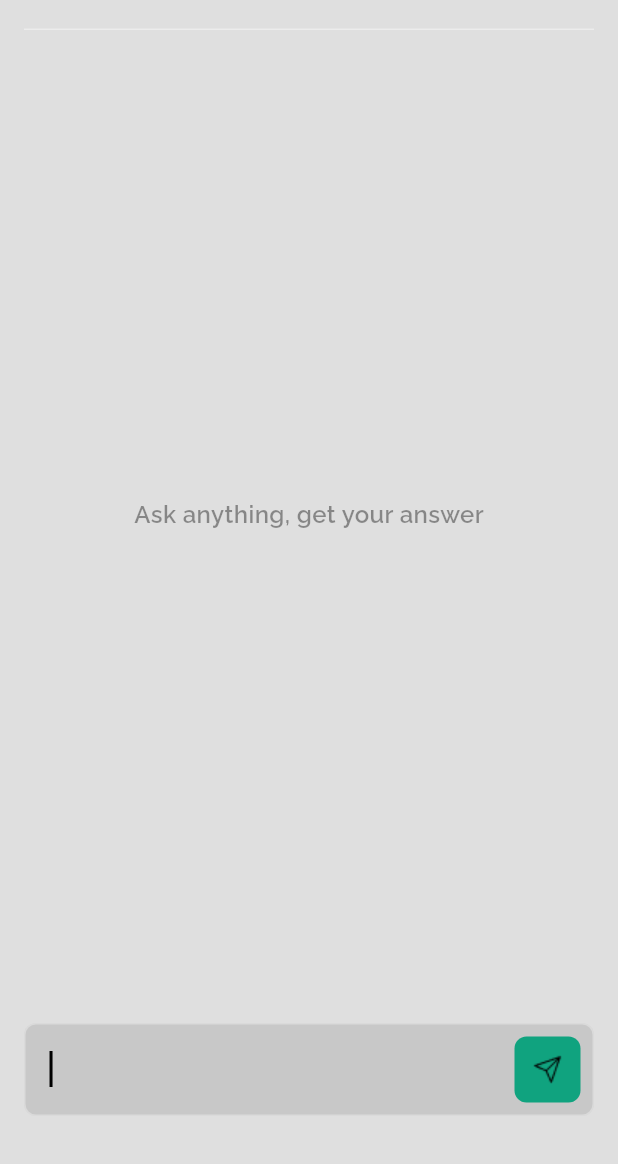
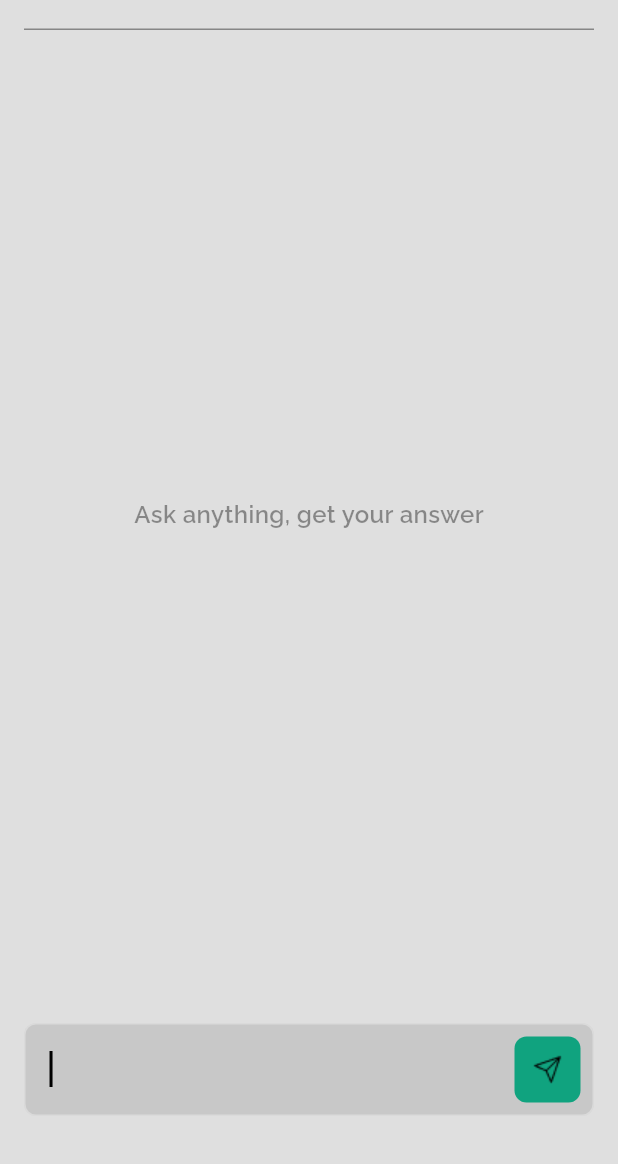
Before and after one commit to a7medbehiry/ai_chat, a Flutter app: the ChatView screen opened by its route, on a phone screen of 412 x 824 dp, the part 72-1236 px from its top. Run offline on Flutter 3.47's test engine with Material 3 defaults, Android fonts, the phone set to English and light mode, and no system bars; our stand-ins replace device_preview, dots_indicator, flutter_markdown, flutter_spinkit, google_generative_ai, hive and 3 more; accounts and stored records are empty.

Commit message:
refactor code

```diff
--- a/lib/features/chat/presentation/views/widgets/bottom_chat_field.dart
+++ b/lib/features/chat/presentation/views/widgets/bottom_chat_field.dart
@@ -94,7 +94,9 @@ class _BottomChatFieldState extends State<BottomChatField> {
                     },
               controller: textController,
               focusNode: textFieldFocus,
-              style: AppTextStyles.semiBold16,
+              style: isDarkMode
+                  ? AppTextStyles.semiBold16
+                  : AppTextStyles.semiBold16.copyWith(color: Colors.black),
               cursorColor: isDarkMode ? Colors.white : Colors.black,
               decoration: const InputDecoration(
                 border: InputBorder.none,
--- a/lib/features/chat/presentation/views/widgets/chat_view_body.dart
+++ b/lib/features/chat/presentation/views/widgets/chat_view_body.dart
@@ -65,16 +65,20 @@ class _ChatViewBodyState extends State<ChatViewBody> {
                       HomeView.routeName,
                     );
                   },
-                  child: isDarkMode
+                  child: Row(
+                    children: [
+                      isDarkMode
                           ? Image.asset('assets/images/chat_arrow.png')
                           : Image.asset('assets/images/chat_arrow_dark.png'),
-                ),
                       const SizedBox(width: 16),
                       isDarkMode
                           ? const Text('Back', style: AppTextStyles.semiBold16)
                           : Text('Back',
                               style: AppTextStyles.semiBold16
                                   .copyWith(color: Colors.black)),
+                    ],
+                  ),
+                ),
                 const Spacer(),
                 isDarkMode
                     ? Image.asset('assets/images/logo.png')
@@ -84,7 +88,9 @@ class _ChatViewBodyState extends State<ChatViewBody> {
             const SizedBox(height: 20),
             Divider(
               thickness: 1,
-              color: Colors.white.withOpacity(0.40),
+              color: isDarkMode
+                  ? Colors.white.withOpacity(0.40)
+                  : Colors.black.withOpacity(0.40),
               height: 0,
             ),
             Expanded(
```
Also changed, not shown: lib/main.dart (+8 -7 lines), 1 other file. Lines whose indentation alone changed are shown as unchanged.
